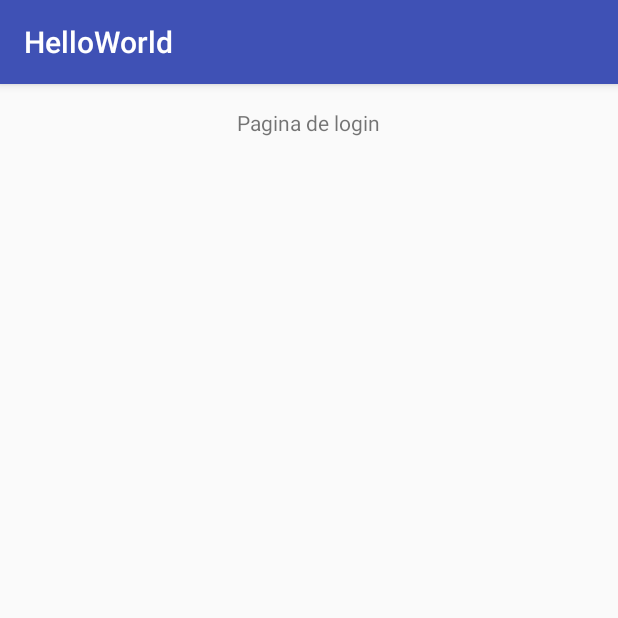
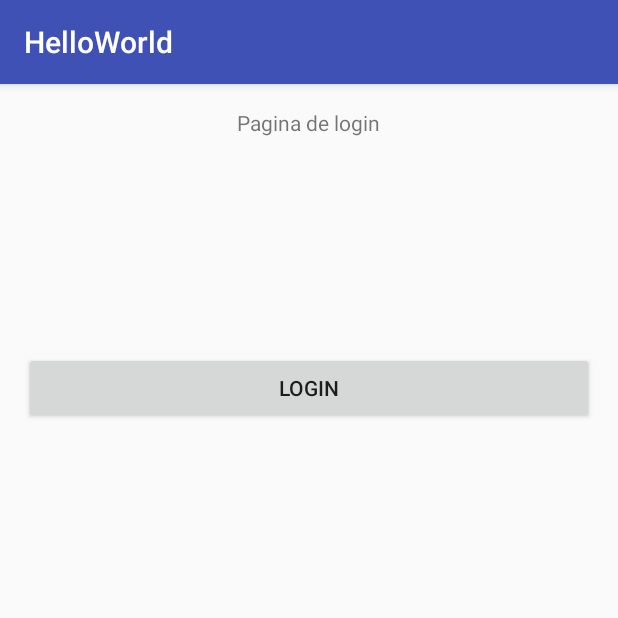
Before and after one commit to fabioguilherme/HelloWorld, an Android app: the screen it shows after launch (MainActivity), on a phone screen of 412 x 824 dp, the top half of it. Run offline under Robolectric (Android 15) with nearby library versions, the phone set to English and light mode, and no system bars.

Commit message:
foi adicionado um botão

```diff
--- a/app/src/main/res/layout/activity_main.xml
+++ b/app/src/main/res/layout/activity_main.xml
@@ -16,4 +16,13 @@
         android:text="Pagina de login"
         android:layout_centerHorizontal="true"
         android:id="@+id/textLogin"/>
+
+    <Button
+        android:layout_width="fill_parent"
+        android:layout_height="wrap_content"
+        android:layout_marginTop="143dp"
+        android:id="@+id/buttonLogin"
+        android:layout_below="@+id/textLogin"
+        android:layout_centerHorizontal="true"
+        android:text="Login"/>
 </RelativeLayout>
```
